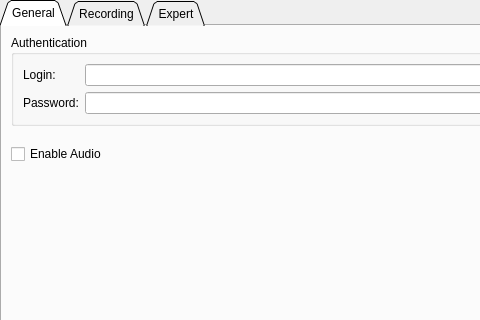
networkoptix/nx_open, file client/src/ui/widgets/properties/multiple_camera_settings_widget.ui: the form before one commit; both pictures show x 0 to 480 and y 0 to 320 of the 725 by 426 pixel window.
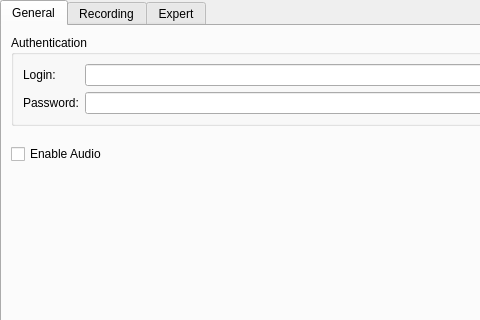
The form after the commit. Custom widgets are drawn as their Qt base class.

Diff of the .ui file:
```diff
--- a/client/src/ui/widgets/properties/multiple_camera_settings_widget.ui
+++ b/client/src/ui/widgets/properties/multiple_camera_settings_widget.ui
@@ -25,9 +25,6 @@
    </property>
    <item>
     <widget class="QTabWidget" name="tabWidget">
-     <property name="tabShape">
-      <enum>QTabWidget::Triangular</enum>
-     </property>
      <property name="currentIndex">
       <number>0</number>
      </property>
```
